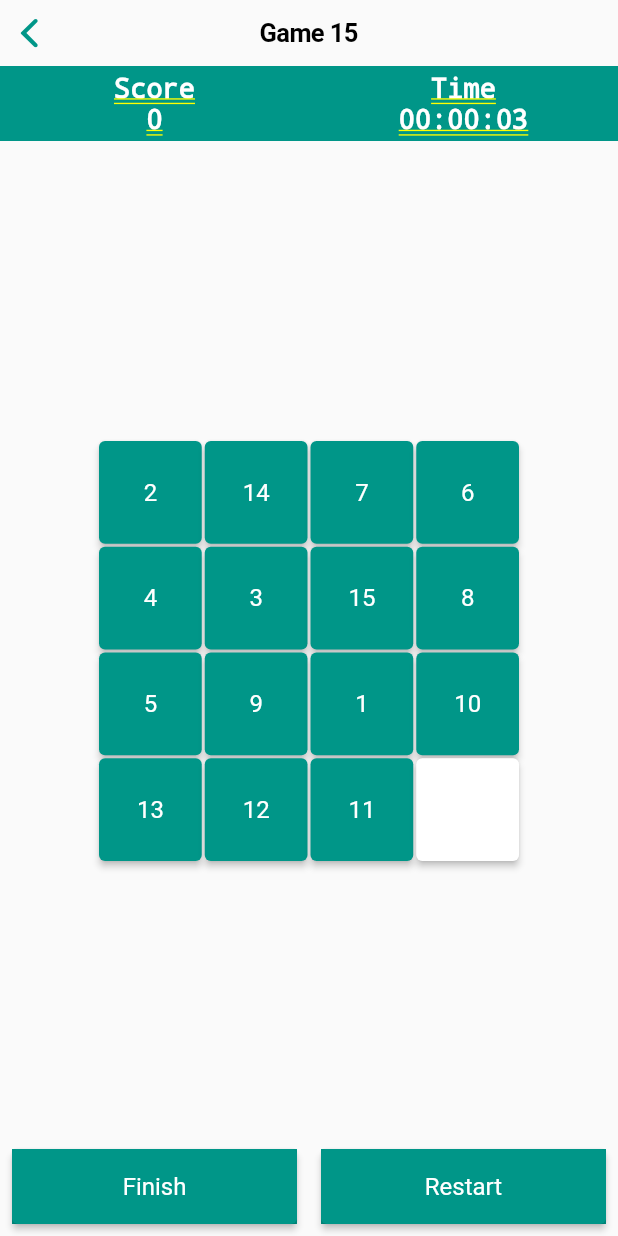
After one commit to usherzod1994/game15, a Flutter app: the AdaptivePage screen opened directly, after a tap on "Finish", on a phone screen of 412 x 824 dp. The commit adds this screen. Run offline on Flutter 3.47's test engine with Material 2 defaults, Android fonts, the phone set to English and light mode, and no system bars; our stand-ins replace awesome_dialog.

Commit message:
create game 15 add

```diff
--- a/lib/main.dart
+++ b/lib/main.dart
@@ -1,4 +1,6 @@
 import 'package:flutter/material.dart';
+import 'package:game15/pages/adaptive_page.dart';
+import 'package:game15/pages/enter_page.dart';
 import 'package:game15/pages/game_page.dart';
 
 void main() {
@@ -15,7 +17,7 @@ class MyApp extends StatelessWidget {
         primarySwatch: Colors.teal,
         visualDensity: VisualDensity.adaptivePlatformDensity,
       ),
-      home: GamePage(),
+      home: EnterPage(),
     );
   }
 }
--- /dev/null
+++ b/lib/pages/adaptive_page.dart
@@ -0,0 +1,291 @@
+import 'dart:async';
+
+import 'package:flutter/cupertino.dart';
+import 'package:flutter/material.dart';
+import 'package:game15/tools/alerts.dart';
+
+class AdaptivePage extends StatefulWidget {
+  const AdaptivePage({Key? key}) : super(key: key);
+
+  @override
+  _AdaptivePageState createState() => _AdaptivePageState();
+}
+
+class _AdaptivePageState extends State<AdaptivePage> {
+  List<Color> _colorList = [Colors.teal];
+  List<int> _numberList = [];
+  int _objectIndex = 15;
+  int _score = 0;
+  int _time = 0;
+  int _minut = 0;
+  int _hour = 0;
+
+  String _minut_text = "00";
+  String _hour_text = "00";
+  String _secound_text = "00";
+  late Timer _timer;
+
+  final ButtonStyle raisedButtonStyle = ElevatedButton.styleFrom(
+    // onPrimary: Colors.black87,
+    primary: Colors.teal,
+    // minimumSize: Size(88, 36),
+    padding: EdgeInsets.all(0),
+    shape: const RoundedRectangleBorder(
+      borderRadius: BorderRadius.all(Radius.circular(0)),
+    ),
+  );
+
+  @override
+  void initState() {
+    super.initState();
+    loadViews();
+  }
+
+  @override
+  Widget build(BuildContext context) {
+    return CupertinoPageScaffold(
+      navigationBar: CupertinoNavigationBar(
+        middle: Text("Game 15"),
+      ),
+      child: SafeArea(
+        child: Stack(
+          children: [
+            Align(
+              alignment: Alignment.topCenter,
+              child: Flex(
+                direction: Axis.horizontal,
+                children: [
+                  Expanded(
+                    child: Container(
+                      width: 50,
+                      height: 50,
+                      color: Colors.teal,
+                      child: Column(
+                        mainAxisAlignment: MainAxisAlignment.center,
+                        children: [
+                          Text(
+                            "Score",
+                            style: TextStyle(
+                                color: Colors.white,
+                                fontWeight: FontWeight.bold,
+                                fontSize: 18),
+                          ),
+                          Text(
+                            "${_score}",
+                            style: TextStyle(
+                                color: Colors.white,
+                                fontWeight: FontWeight.bold,
+                                fontSize: 18),
+                          ),
+                        ],
+                      ),
+                    ),
+                  ),
+                  Expanded(
+                    child: Container(
+                      width: 50,
+                      height: 50,
+                      color: Colors.teal,
+                      child: Column(
+                        mainAxisAlignment: MainAxisAlignment.center,
+                        children: [
+                          Text(
+                            "Time",
+                            style: TextStyle(
+                              color: Colors.white,
+                              fontWeight: FontWeight.bold,
+                              fontSize: 18,
+                            ),
+                          ),
+                          Text(
+                            "${_hour_text}:${_minut_text}:${_secound_text}",
+                            style: TextStyle(
+                              color: Colors.white,
+                              fontWeight: FontWeight.bold,
+                              fontSize: 18,
+                            ),
+                          ),
+                        ],
+                      ),
+                    ),
+                  ),
+                ],
+              ),
+            ),
+            Align(
+              alignment: Alignment.center,
+              child: Container(
+                width: 320,
+                height: 320,
+                child: GridView.count(
+                  crossAxisCount: 4,
+                  shrinkWrap: true,
+                  physics: ClampingScrollPhysics(),
+                  primary: false,
+                  padding: EdgeInsets.all(20),
+                  mainAxisSpacing: 2,
+                  crossAxisSpacing: 2,
+                  children: _numberList.map((item) {
+                    var index = _numberList.indexOf(item);
+
+                    return ElevatedButton(
+                      onPressed: () {
+                        setState(() {
+                          onClick(index);
+                        });
+                      },
+                      child: Text("${_numberList[index]}"),
+                      style: ElevatedButton.styleFrom(
+                          primary: _colorList[index],
+                          textStyle: TextStyle(fontSize: 16)),
+                    );
+                  }).toList(),
+                ),
+              ),
+            ),
+            Align(
+              alignment: Alignment.bottomCenter,
+              child: Flex(
+                direction: Axis.horizontal,
+                children: [
+                  Expanded(
+                    child: Container(
+                      width: 50,
+                      height: 50,
+                      margin: EdgeInsets.all(8),
+                      color: Colors.teal,
+                      child: ElevatedButton(
+                        onPressed: () {},
+                        child: Text("Finish"),
+                        style: ElevatedButton.styleFrom(
+                            textStyle: TextStyle(fontSize: 16)),
+                      ),
+                    ),
+                  ),
+                  Expanded(
+                    child: Container(
+                      width: 50,
+                      height: 50,
+                      margin: EdgeInsets.all(8),
+                      color: Colors.teal,
+                      child: ElevatedButton(
+                        onPressed: () {
+                          restart();
+                        },
+                        child: Text("Restart"),
+                        style: ElevatedButton.styleFrom(
+                            textStyle: TextStyle(fontSize: 16)),
+                      ),
+                    ),
+                  ),
+                ],
+              ),
+            ),
+          ],
+        ),
+      ),
+    );
+  }
+
+  void loadViews() {
+    _objectIndex = 15;
+    _numberList.clear();
+    _colorList.clear();
+    for (int i = 0; i < 16; i++) {
+      // colorList[i] = i<15?Colors.teal:Colors.white;
+      _colorList.add(i < 15 ? Colors.teal : Colors.white);
+      if (i < 15) {
+        _numberList.add(i + 1);
+      }
+    }
+    _numberList.shuffle();
+    _numberList.add(16);
+
+    _score = 0;
+    _time = 0;
+    _minut = 0;
+    _hour = 0;
+    _secound_text = "00";
+    _minut_text = "00";
+    _hour_text = "00";
+    startTimeout();
+  }
+
+  void onClick(int clickIndex) {
+    if ((clickIndex - _objectIndex).abs() == 1 ||
+        (clickIndex - _objectIndex).abs() == 4) {
+      _colorList[_objectIndex] = Colors.teal;
+      _colorList[clickIndex] = Colors.white;
+
+      int k = _numberList[_objectIndex];
+      _numberList[_objectIndex] = _numberList[clickIndex];
+      _numberList[clickIndex] = k;
+
+      _objectIndex = clickIndex;
+
+      _score++;
+
+      check();
+    }
+  }
+
+  void check() {
+    bool checked = true;
+    for (int i = 0; i < _numberList.length; i++) {
+      if (_numberList[i] != i + 1) {
+        checked = false;
+        break;
+      }
+    }
+
+    if (checked) {
+      restart();
+      showAwesomeDialog(context, "Congratulations ! ! !", "You are wen", _score, _time);
+    }
+  }
+
+  void restart() {
+    _timer.cancel();
+    loadViews();
+  }
+
+  void startTimeout() {
+    _timer = Timer.periodic(const Duration(seconds: 1), (timer) {
+      setState(() {
+        _time++;
+        if (_time < 10) {
+          _secound_text = "0$_time";
+        } else if (10 <= _time && _time < 60) {
+          _secound_text = "$_time";
+        } else {
+          _time = 0;
+          _minut++;
+        }
+
+        if (_minut < 10) {
+          _minut_text = "0$_minut";
+        } else if (10 <= _minut && _minut < 60) {
+          _minut_text = "$_minut";
+        } else {
+          _minut = 0;
+          _hour++;
+        }
+
+        if (_hour < 10) {
+          _hour_text = "0$_hour";
+        } else if (10 <= _hour && _hour < 60) {
+          _hour_text = "$_hour";
+        } else {
+          _hour = 0;
+          _hour++;
+        }
+      });
+    });
+  }
+
+  @override
+  void dispose() {
+    super.dispose();
+    _timer.cancel();
+  }
+}
--- /dev/null
+++ b/lib/pages/info_page.dart
@@ -0,0 +1,49 @@
+import 'package:flutter/material.dart';
+
+class InfoPage extends StatelessWidget {
+  const InfoPage({Key? key, required this.score, required this.time}) : super(key: key);
+
+  final int time;
+  final int score;
+
+  @override
+  Widget build(BuildContext context) {
+    return Scaffold(
+      appBar: AppBar(title: Text("Info Page"),),
+      body: Center(
+        child: Column(
+          mainAxisSize: MainAxisSize.min,
+          children: [
+            Container(
+              child: Row(
+                mainAxisSize: MainAxisSize.min,
+                children: [
+                  Text("Score: ", style: TextStyle(fontWeight: FontWeight.bold, fontSize: 20),),
+                  Text("$score", style: TextStyle(fontWeight: FontWeight.bold, fontSize: 20),),
+                ],
+              ),
+            ),
+            Container(
+              child: Row(
+                mainAxisSize: MainAxisSize.min,
+                children: [
+                  Text("Time: ", style: TextStyle(fontWeight: FontWeight.bold, fontSize: 20),),
+                  Text("${timeFormat(time)}", style: TextStyle(fontWeight: FontWeight.bold, fontSize: 20),),
+                ],
+              ),
+            ),
+          ],
+        ),
+      ),
+    );
+  }
+
+  String timeFormat(int second){
+
+    String min = (second/60).round()<10?"0${(second/60).round()}":"${(second/60).round()}";
+    String sec = (second - (second/60).round()*60) < 10 ? "0${(second - (second/60).round()*60)}":"${(second - (second/60).round()*60)}";
+
+    return "${min}:${sec}";
+  }
+
+}
--- a/lib/tools/alerts.dart
+++ b/lib/tools/alerts.dart
@@ -1,7 +1,8 @@
 import 'package:awesome_dialog/awesome_dialog.dart';
 import 'package:flutter/material.dart';
+import 'package:game15/pages/info_page.dart';
 
-void showAwesomeDialog(BuildContext context, String title, String desc) {
+void showAwesomeDialog(BuildContext context, String title, String desc, int score, int time) {
   AwesomeDialog(
     context: context,
     dialogType: DialogType.SUCCES,
@@ -9,7 +10,8 @@ void showAwesomeDialog(BuildContext context, String title, String desc) {
     title: title,
     desc: desc,
     btnOkOnPress: () {
-      // Navigator.of(context).pop(true);
+      Navigator.of(context).pop(true);
+      Navigator.push(context, MaterialPageRoute(builder: (context) => InfoPage(score: score, time: time)));
     },
   )..show();
 }
```
Also changed, not shown: lib/pages/enter_page.dart (added, +53 -0 lines), lib/pages/game_page.dart (+20 -15 lines).
